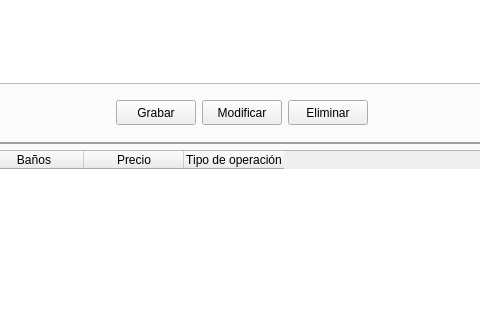
Semperz/ProyectoDI, file templates/venPrincipal.ui: the form before one commit; both pictures show x 457 to 937 and y 281 to 601 of the 1398 by 768 pixel window.
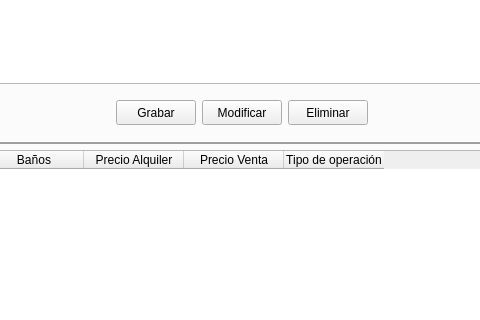
The form after the commit. Icons and pictures are not drawn.

What changed in the file:
```diff
--- a/templates/venPrincipal.ui
+++ b/templates/venPrincipal.ui
@@ -1810,7 +1810,12 @@
           </column>
           <column>
            <property name="text">
-            <string>Precio</string>
+            <string>Precio Alquiler</string>
+           </property>
+          </column>
+          <column>
+           <property name="text">
+            <string>Precio Venta</string>
            </property>
           </column>
           <column>
```
